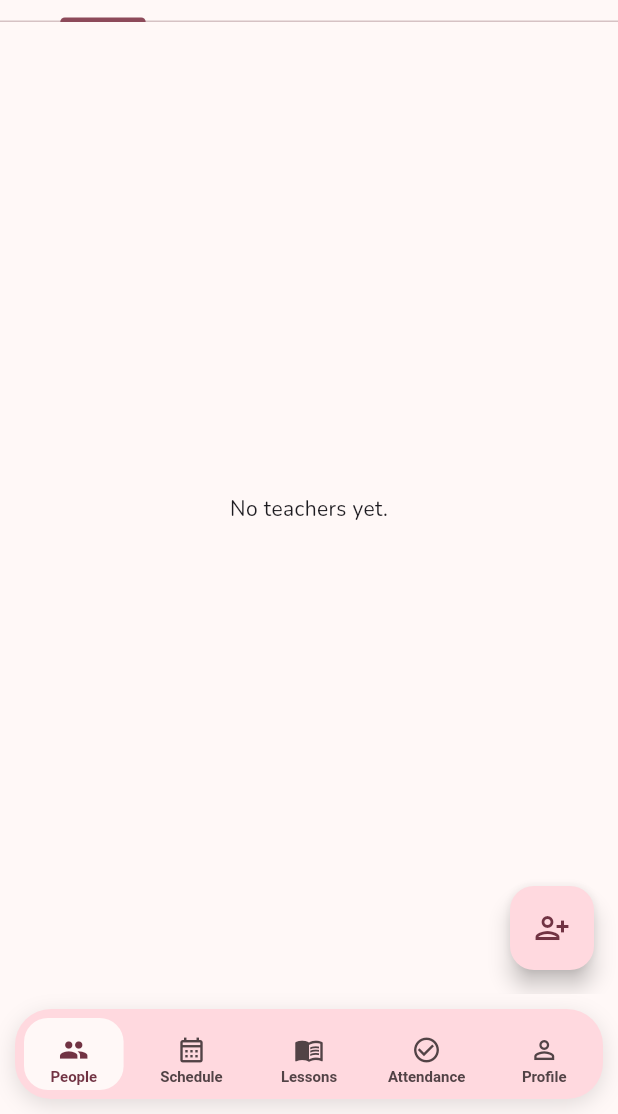
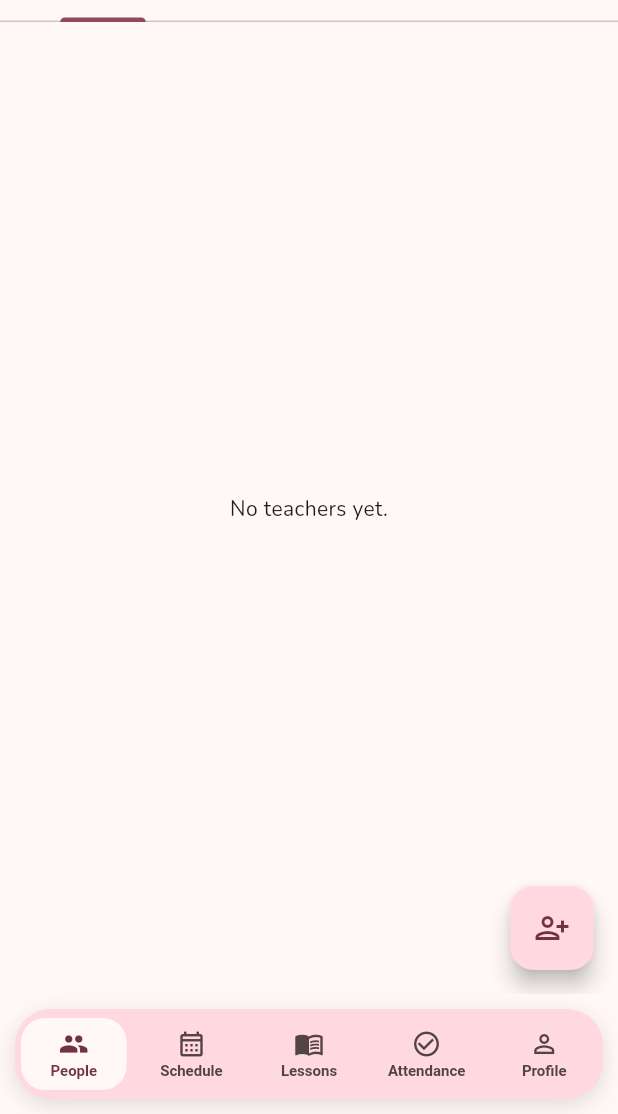
Before and after one commit to AkmalCodes/kids-management, a Flutter app: the DirectorShell screen opened directly, on a phone screen of 412 x 824 dp, the part 122-1236 px from its top. Run offline on Flutter 3.47's test engine with Material 3 defaults, Android fonts, the phone set to English and light mode, and no system bars; our stand-ins replace flutter_riverpod, google_fonts, image_picker, supabase_flutter; accounts and stored records are empty.

Commit message:
chore: tidy app_bottom_nav (comment + formatting)

```diff
--- a/lib/shared/widgets/app_bottom_nav.dart
+++ b/lib/shared/widgets/app_bottom_nav.dart
@@ -7,8 +7,8 @@ import 'package:flutter/material.dart';
 // but renders the items itself. The reason: NavigationBar's selection
 // indicator is a fixed 64x32 pill (hardcoded, not themeable) that looks too
 // wide here, and it just cross-fades rather than sliding. Here the highlight
-// is a small rounded square that **slides** horizontally from the old tab to
-// the newly selected one.
+// is a rounded pill wrapping the whole item (icon + label) that **slides**
+// horizontally from the old tab to the newly selected one.
 class AppBottomNav extends StatelessWidget {
   const AppBottomNav({
     super.key,
@@ -25,7 +25,7 @@ class AppBottomNav extends StatelessWidget {
   // Gaps between the highlight and the bar edges (top/bottom + each side of
   // the slot) so it reads as a pill floating inside the bar.
   static const _vMargin = 6.0;
-  static const _hMargin = 6.0;
+  static const _hMargin = 4.0;
 
   @override
   Widget build(BuildContext context) {
@@ -128,7 +128,7 @@ class _NavItem extends StatelessWidget {
       // Vertical position of the icon+label within the slot: -1 = top,
       // 0 = centered, 1 = bottom. Nudge this up/down to move the content.
       child: Align(
-        alignment: const Alignment(0, 0.35),
+        alignment: const Alignment(0, 0.05),
         child: Column(
           mainAxisAlignment: MainAxisAlignment.center,
           mainAxisSize: MainAxisSize.min,
@@ -138,13 +138,19 @@ class _NavItem extends StatelessWidget {
               child: IconTheme.merge(
                 key: ValueKey(selected),
                 data: IconThemeData(size: 20, color: fg),
-              child: selected ? (destination.selectedIcon ?? destination.icon) : destination.icon,
+                child: selected
+                    ? (destination.selectedIcon ?? destination.icon)
+                    : destination.icon,
               ),
             ),
             const SizedBox(height: 2),
             AnimatedDefaultTextStyle(
               duration: const Duration(milliseconds: 200),
-            style: TextStyle(fontSize: 10, fontWeight: FontWeight.w700, color: fg),
+              style: TextStyle(
+                fontSize: 10,
+                fontWeight: FontWeight.w700,
+                color: fg,
+              ),
               child: Text(
                 destination.label,
                 maxLines: 1,
```
Lines whose indentation alone changed are shown as unchanged.
